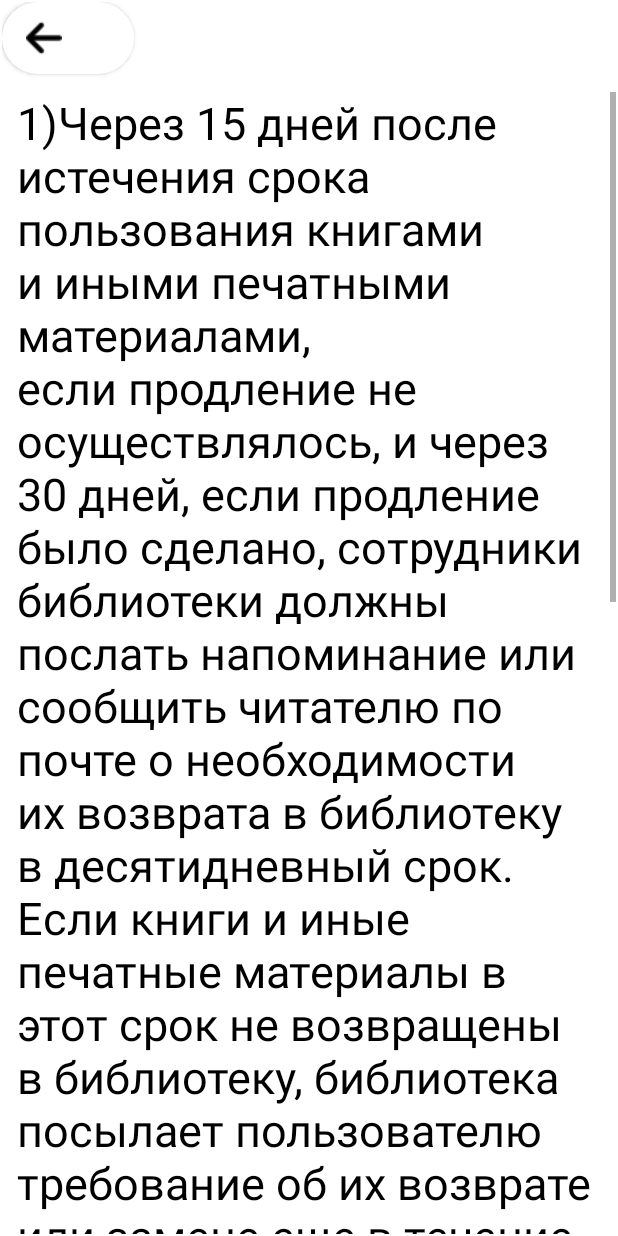
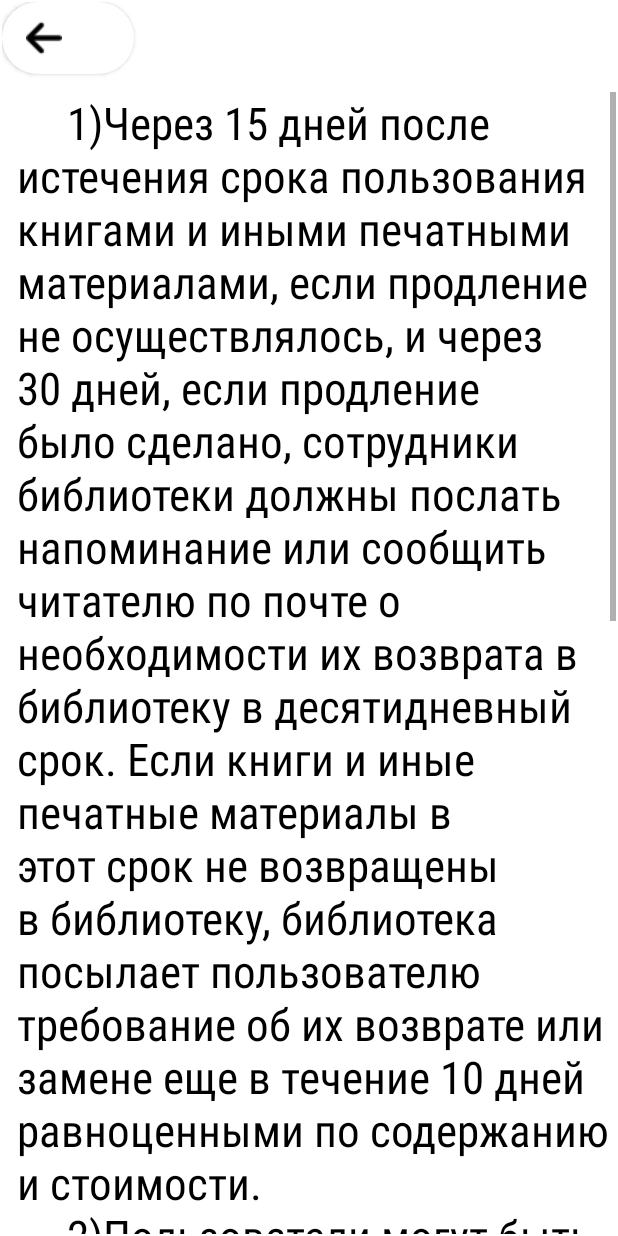
Before and after one commit to ExTimeGameing/PocketLibraryApp, an Android app: the Reglament screen opened through its navigation route, on a phone screen of 412 x 824 dp. Run offline under Robolectric (Android 15) with nearby library versions, the phone set to English and light mode, and no system bars; our stand-ins replace navigation-ui.

Commit message:
Реализован функционал профиля и экрана с регламентом

```diff
--- a/app/src/main/java/com/example/pocketlibrary/View/Reglament.java
+++ b/app/src/main/java/com/example/pocketlibrary/View/Reglament.java
@@ -1,4 +1,6 @@
 package com.example.pocketlibrary.View;
+
+import static com.example.pocketlibrary.View.MainActivity.navCo;
 
 import androidx.fragment.app.Fragment;
 
@@ -8,8 +10,10 @@ import android.view.View;
 import android.view.ViewGroup;
 
 import com.example.pocketlibrary.R;
+import com.example.pocketlibrary.databinding.ActivityReglamentBinding;
 
 public class Reglament extends Fragment {
+    ActivityReglamentBinding binding;
 
     public Reglament() {
         // Required empty public constructor
@@ -22,7 +26,14 @@ public class Reglament extends Fragment {
     @Override
     public View onCreateView(LayoutInflater inflater, ViewGroup container,
                              Bundle savedInstanceState) {
-        // Inflate the layout for this fragment
-        return inflater.inflate(R.layout.activity_reglament, container, false);
+        View view = inflater.inflate(R.layout.activity_reglament, container, false);
+        binding = ActivityReglamentBinding.bind(view);
+        binding.back2.setOnClickListener(new View.OnClickListener() {
+            @Override
+            public void onClick(View view) {
+                navCo.navigate(R.id.profile2);
+            }
+        });
+        return binding.getRoot();
     }
 }
--- a/app/src/main/res/layout/activity_reglament.xml
+++ b/app/src/main/res/layout/activity_reglament.xml
@@ -12,7 +12,7 @@
         android:layout_height="wrap_content"
         android:background="@drawable/rectangle_1"
         android:drawableLeft="@drawable/ic_back"
-        android:onClick="clickListener"/>
+        android:onClick="clickListener" />
 
     <ScrollView
         android:layout_width="match_parent"
@@ -20,26 +20,19 @@
         android:translationY="60dp">
 
         <TextView
-            android:layout_width="match_parent"
+            android:layout_width="wrap_content"
             android:layout_height="wrap_content"
-            android:text="1)Через 15 дней после истечения срока пользования
-книгами и иными печатными материалами, если продление не осуществлялось, и через 30 дней, если продление было сделано, сотрудники библиотеки должны послать напоминание или сообщить читателю по почте о необходимости их возврата в библиотеку в десятидневный срок. Если книги и иные печатные материалы в этот срок не возвращены в библиотеку, библиотека посылает пользователю требование об их
-возврате или замене еще в течение 10 дней равноценными по содержанию и
-стоимости.
-2)Пользователи могут быть лишены права пользования “БвК” на
-конкретный или постоянный срок в следующих случаях:
-- при систематическом нарушении установленных
-библиотекой сроков
-возврата книги без уважительной причины;
-- при преднамеренном повреждении имущества
-библиотеки;
-- при отказе пользователя возместить ущерб;
-- при неэтичном поведении пользователя в библиотеке, мешающем
-деятельности других пользователей и персоналу библиотеки;
-- в случае отказа от добровольного возмещения ущерба библиотеке пользователь отвечает за причиненный ущерб в соответствии с законодательством
-Российской Федерации.\n\n\n\n\n"
+            android:text="     1)Через 15 дней после истечения срока пользования книгами и иными печатными материалами, если продление не осуществлялось, и через 30 дней, если продление было сделано, сотрудники библиотеки должны послать напоминание или сообщить читателю по почте о необходимости их возврата в библиотеку в десятидневный срок. Если книги и иные печатные материалы в этот срок не возвращены в библиотеку, библиотека посылает пользователю требование об их возврате или замене еще в течение 10 дней равноценными по содержанию и стоимости.
+                        \n     2)Пользователи могут быть лишены права пользования “БвК” на конкретный или постоянный срок в следующих случаях:
+                        \n- при систематическом нарушении установленных библиотекой сроков возврата книги без уважительной причины;
+                        \n-  при преднамеренном повреждении имущества библиотеки;
+                        \n- при отказе пользователя возместить ущерб;
+                        \n- при неэтичном поведении пользователя в библиотеке, мешающе деятельности других пользователей и персоналу библиотеки;
+                        \n- в случае отказа от добровольного возмещения ущерба библиотеке пользователь отвечает за причиненный ущерб в соответствии с законодательством Российской Федерации.\n\n\n\n\n"
             android:textColor="@color/black"
+            android:fontFamily="sans-serif-condensed"
             android:textSize="30dp"
+
             android:translationX="10dp" />
     </ScrollView>
 </RelativeLayout>
```
Also changed, not shown: app/src/main/java/com/example/pocketlibrary/View/Profile.java (+17 -1 lines), app/src/main/res/layout/fragment_profile.xml (+3 -4 lines).
